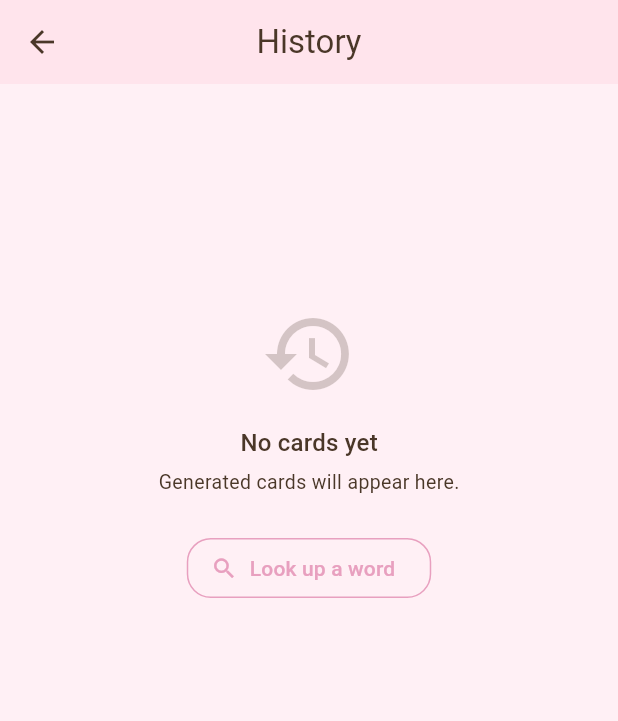
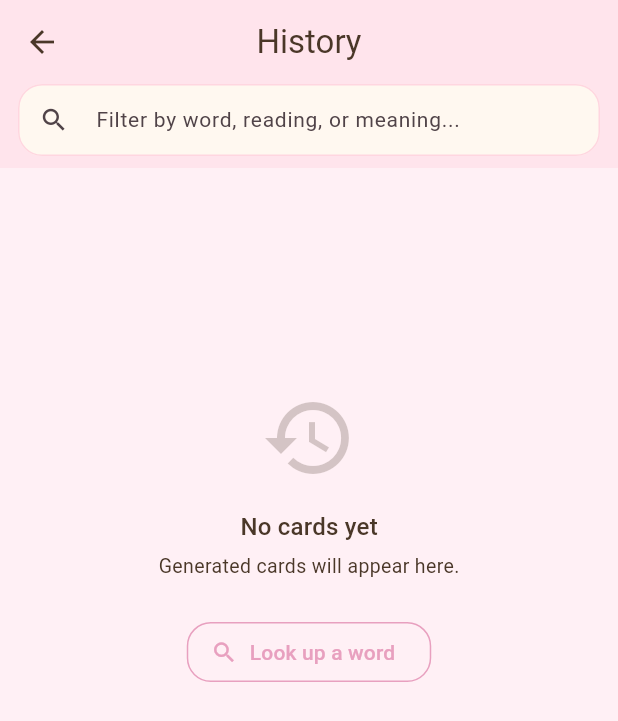
Before and after one commit to kennyhow/simple-sentence, a Flutter app: the screen it shows after launch, after a tap on the "history" icon, on a phone screen of 412 x 824 dp. Shown: the top 721 px of the screen. Run offline on Flutter 3.47's test engine with Material 3 defaults, Android fonts, the phone set to English and light mode, and no system bars; our stand-ins replace flutter_local_notifications, shared_preferences; missing offline and left inert: android_intent_plus, workmanager.

Commit message:
Add search/filter bar to History screen
- Filter cards by word, reading, meaning, or sentence (case-insensitive)
- Shows 'N of M cards' when filtering, clear button, no-results state
- Keeps bunny-themed design consistent with existing UI

```diff
--- a/lib/screens/history_screen.dart
+++ b/lib/screens/history_screen.dart
@@ -16,12 +16,39 @@ class HistoryScreen extends StatefulWidget {
 
 class _HistoryScreenState extends State<HistoryScreen> {
   List<AnkiCard> _cards = [];
+  List<AnkiCard> _filteredCards = [];
   bool _loading = true;
+  final _searchController = TextEditingController();
+  String _searchQuery = '';
 
   @override
   void initState() {
     super.initState();
     _loadHistory();
+    _searchController.addListener(_onSearchChanged);
+  }
+
+  @override
+  void dispose() {
+    _searchController.dispose();
+    super.dispose();
+  }
+
+  void _onSearchChanged() {
+    final query = _searchController.text.trim().toLowerCase();
+    setState(() {
+      _searchQuery = query;
+      if (query.isEmpty) {
+        _filteredCards = _cards;
+      } else {
+        _filteredCards = _cards.where((c) {
+          return c.word.toLowerCase().contains(query) ||
+              c.reading.toLowerCase().contains(query) ||
+              c.meaning.toLowerCase().contains(query) ||
+              c.sentence.toLowerCase().contains(query);
+        }).toList();
+      }
+    });
   }
 
   Future<void> _loadHistory() async {
@@ -32,6 +59,7 @@ class _HistoryScreenState extends State<HistoryScreen> {
           .map((j) =>
               AnkiCard.fromJson(jsonDecode(j) as Map<String, dynamic>))
           .toList();
+      _filteredCards = _cards;
       _loading = false;
     });
   }
@@ -76,6 +104,35 @@ class _HistoryScreenState extends State<HistoryScreen> {
     return Scaffold(
       appBar: AppBar(
         title: const Text('History'),
+        bottom: PreferredSize(
+          preferredSize: const Size.fromHeight(56),
+          child: Padding(
+            padding: const EdgeInsets.fromLTRB(12, 0, 12, 8),
+            child: TextField(
+              controller: _searchController,
+              decoration: InputDecoration(
+                hintText: 'Filter by word, reading, or meaning...',
+                prefixIcon: const Icon(Icons.search, size: 20),
+                suffixIcon: _searchQuery.isNotEmpty
+                    ? IconButton(
+                        icon: const Icon(Icons.clear, size: 18),
+                        onPressed: () {
+                          _searchController.clear();
+                        },
+                      )
+                    : null,
+                filled: true,
+                fillColor: theme.colorScheme.surface,
+                contentPadding: const EdgeInsets.symmetric(vertical: 0, horizontal: 12),
+                border: OutlineInputBorder(
+                  borderRadius: BorderRadius.circular(16),
+                  borderSide: BorderSide.none,
+                ),
+              ),
+              style: const TextStyle(fontSize: 14),
+            ),
+          ),
+        ),
       ),
       body: _loading
           ? const Center(child: CircularProgressIndicator())
@@ -83,7 +140,9 @@ class _HistoryScreenState extends State<HistoryScreen> {
               onRefresh: _loadHistory,
               child: _cards.isEmpty
                   ? _buildEmptyState(theme)
-                  : _buildCardList(theme),
+                  : _searchQuery.isNotEmpty && _filteredCards.isEmpty
+                      ? _buildNoResults(theme)
+                      : _buildCardList(theme),
             ),
     );
   }
@@ -126,14 +185,46 @@ class _HistoryScreenState extends State<HistoryScreen> {
     );
   }
 
+  Widget _buildNoResults(ThemeData theme) {
+    return ListView(
+      children: [
+        SizedBox(
+          height: MediaQuery.of(context).size.height * 0.5,
+          child: Center(
+            child: Column(
+              mainAxisSize: MainAxisSize.min,
+              children: [
+                const Text('🐰', style: TextStyle(fontSize: 48)),
+                const SizedBox(height: 12),
+                Text(
+                  'No cards match "$_searchQuery"',
+                  style: theme.textTheme.titleMedium,
+                ),
+                const SizedBox(height: 4),
+                Text(
+                  'Try a different word or reading.',
+                  style: TextStyle(
+                    fontSize: 13,
+                    color: theme.colorScheme.onSurface.withAlpha(120),
+                  ),
+                ),
+              ],
+            ),
+          ),
+        ),
+      ],
+    );
+  }
+
   Widget _buildCardList(ThemeData theme) {
+    final cards = _filteredCards;
     return ListView.builder(
       padding: const EdgeInsets.all(8),
-      itemCount: _cards.length + 1, // +1 for header
+      itemCount: cards.length + 1, // +1 for header
       itemBuilder: (context, index) {
         if (index == 0) return _buildHeader(theme);
 
-        final card = _cards[index - 1];
+        final card = cards[index - 1];
         final isDue = card.isDueForRotation() && card.ankiNoteId != null;
         final isMaxLevel = card.rotationLevel >= RotationConfig.maxLevel;
 
@@ -273,12 +364,15 @@ class _HistoryScreenState extends State<HistoryScreen> {
   }
 
   Widget _buildHeader(ThemeData theme) {
+    final showingFiltered = _searchQuery.isNotEmpty;
     return Padding(
       padding: const EdgeInsets.fromLTRB(12, 8, 12, 4),
       child: Row(
         children: [
           Text(
-            '${_cards.length} card${_cards.length == 1 ? '' : 's'}',
+            showingFiltered
+                ? '${_filteredCards.length} of ${_cards.length} card${_cards.length == 1 ? '' : 's'}'
+                : '${_cards.length} card${_cards.length == 1 ? '' : 's'}',
             style: theme.textTheme.titleSmall?.copyWith(
               color: theme.colorScheme.onSurface.withAlpha(150),
             ),
```
